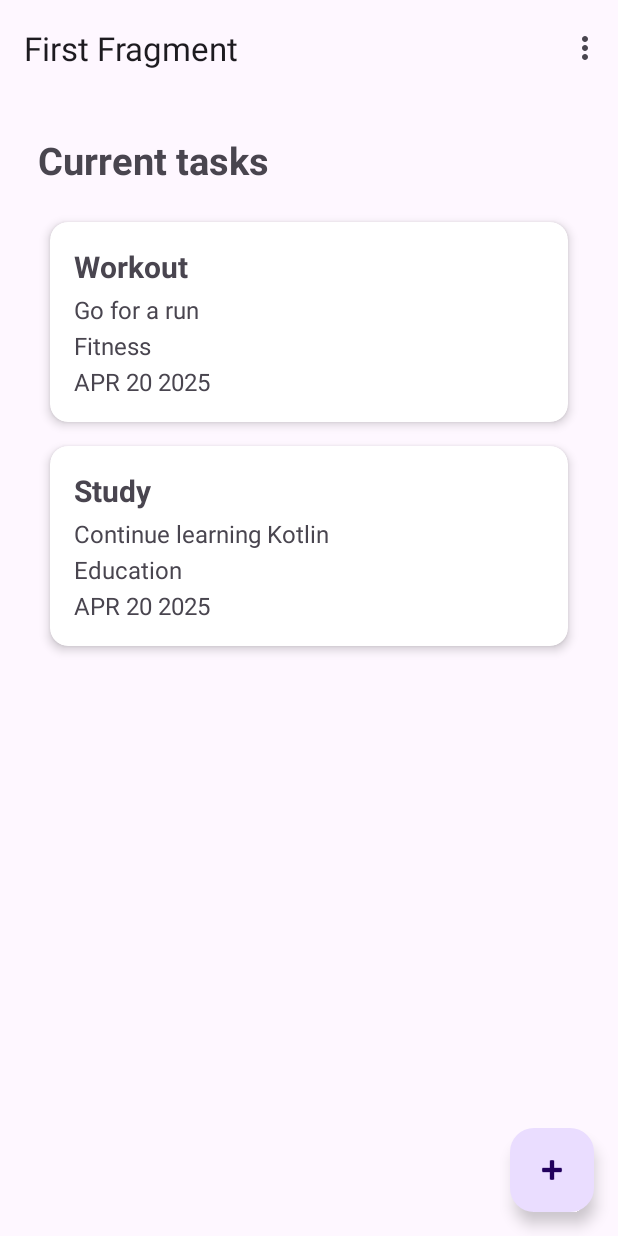
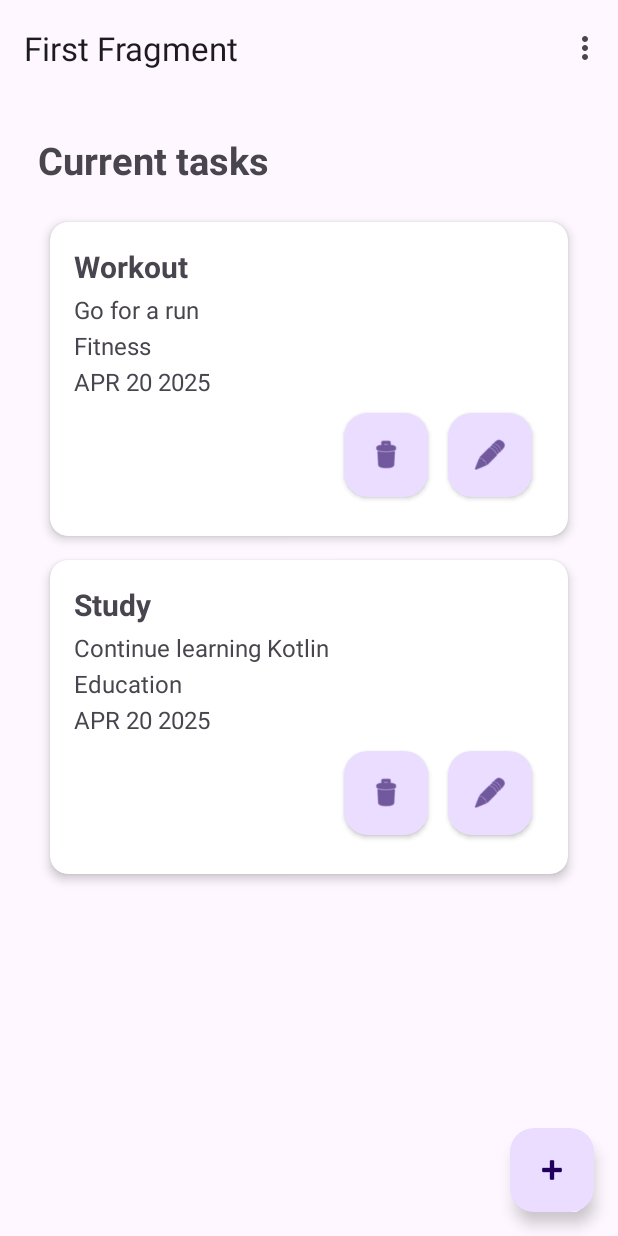
Before and after one commit to mauro-anto-001/my_applikasion, an Android app: the screen it shows after launch (MainActivity), on a phone screen of 412 x 824 dp. Run offline under Robolectric (Android 15) with nearby library versions, the phone set to English and light mode, and no system bars; our stand-ins replace navigation-ui.

Commit message:
added delete and edit buttons without functionality

```diff
--- a/app/src/main/java/com/example/myapplication/SecondFragment.kt
+++ b/app/src/main/java/com/example/myapplication/SecondFragment.kt
@@ -60,6 +60,8 @@ class SecondFragment : Fragment() {
         dateButton.setOnClickListener{
             openDatePicker(it)
         }
+
+
     }
 
     private fun getTodaysDate(): String {
@@ -107,7 +109,7 @@ class SecondFragment : Fragment() {
         }
     }
 
-    fun openDatePicker(view: View) {
+    private fun openDatePicker(view: View) {
         datePickerDialog.show()
     }
 
--- a/app/src/main/res/layout/item_task.xml
+++ b/app/src/main/res/layout/item_task.xml
@@ -6,40 +6,82 @@
     android:layout_margin="8dp"
     app:cardCornerRadius="12dp"
     app:cardElevation="4dp">
+
     <LinearLayout
-        android:layout_width="wrap_content"
+        android:layout_width="match_parent"
         android:layout_height="wrap_content"
         android:orientation="vertical"
-        android:padding="16dp"
-        >
+        android:padding="16dp">
+
         <TextView
             android:id="@+id/task_title"
             android:layout_width="wrap_content"
             android:layout_height="wrap_content"
             android:text="Task Title"
             android:textSize="20sp"
-            android:textStyle="bold"/>
+            android:textStyle="bold" />
+
         <TextView
             android:id="@+id/task_description"
             android:layout_width="wrap_content"
             android:layout_height="wrap_content"
+            android:layout_marginTop="4dp"
             android:text="Task Description"
-            android:textSize="16sp"
-            android:layout_marginTop="4dp"/>
+            android:textSize="16sp" />
+
         <TextView
             android:id="@+id/task_category"
             android:layout_width="wrap_content"
             android:layout_height="wrap_content"
+            android:layout_marginTop="2dp"
             android:text="Category"
-            android:textSize="16sp"
-            android:layout_marginTop="2dp"/>
+            android:textSize="16sp" />
+
         <TextView
             android:id="@+id/task_schedule"
             android:layout_width="wrap_content"
             android:layout_height="wrap_content"
+            android:layout_marginTop="2dp"
             android:text="Due Date"
-            android:textSize="16sp"
-            android:layout_marginTop="2dp"/>
+            android:textSize="16sp" />
+
+        <LinearLayout
+            android:layout_width="wrap_content"
+            android:layout_height="wrap_content"
+            android:orientation="horizontal"
+            android:layout_gravity="end"
+            >
+
+            <com.google.android.material.floatingactionbutton.FloatingActionButton
+                android:id="@+id/fab_delete"
+                android:layout_width="wrap_content"
+                android:layout_height="wrap_content"
+                android:layout_marginTop="10dp"
+                android:layout_marginEnd="5dp"
+                android:layout_marginStart="8dp"
+                android:clickable="true"
+                android:focusable="true"
+                android:contentDescription="Delete Task"
+                app:srcCompat="@android:drawable/ic_menu_delete"
+                app:elevation="2dp"
+                />
+
+            <com.google.android.material.floatingactionbutton.FloatingActionButton
+                android:id="@+id/fab_edit"
+                android:layout_width="wrap_content"
+                android:layout_height="wrap_content"
+                android:layout_marginTop="10dp"
+                android:layout_marginBottom="10dp"
+                android:layout_marginStart="8dp"
+                android:layout_marginEnd="8dp"
+                android:clickable="true"
+                android:focusable="true"
+                android:contentDescription="Edit Task"
+                app:srcCompat="@android:drawable/ic_menu_edit"
+                app:elevation="2dp"
+                />
+        </LinearLayout>
+
     </LinearLayout>
 
 </androidx.cardview.widget.CardView>
```
